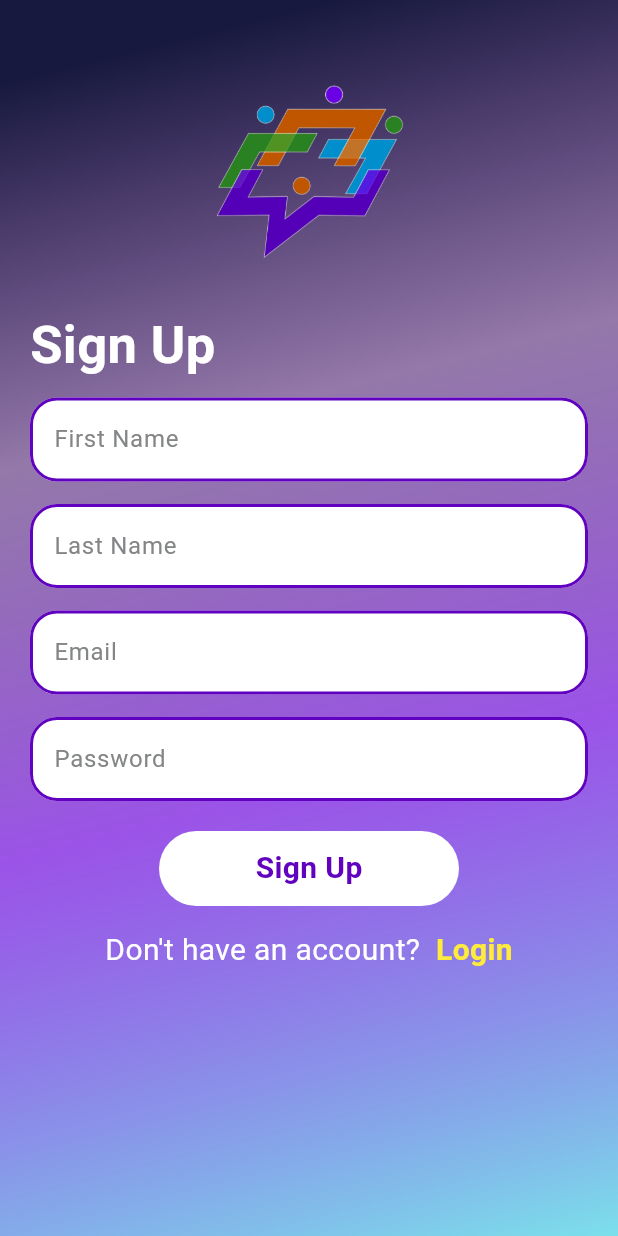
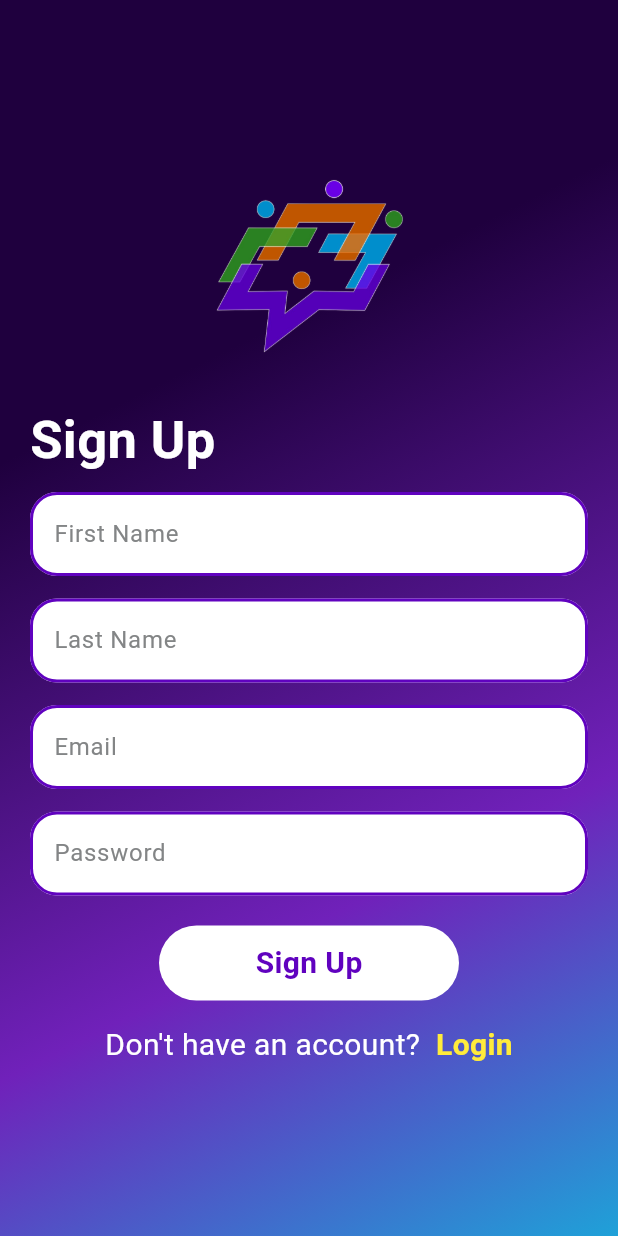
Before and after one commit to KareemArafat/chat_sdk, a Flutter app: the screen it shows after launch, after a tap on "Sign Up", on a phone screen of 412 x 824 dp. Run offline on Flutter 3.47's test engine with Material 3 defaults, Android fonts, the light colour scheme and no system bars; our stand-ins replace audioplayers, file_picker, flutter_bloc, image_picker, open_filex, permission_handler and 3 more; missing offline and left inert: flutter_sound; network calls fail.

Commit message:
auth_ui_refactor

```diff
--- a/lib/main.dart
+++ b/lib/main.dart
@@ -27,46 +27,10 @@ class ChatMe extends StatelessWidget {
           create: (context) => ShardCubit(),
         ),
       ],
-      child: MaterialApp(
+      child: const MaterialApp(
         debugShowCheckedModeBanner: false,
-        theme: ThemeData(scaffoldBackgroundColor: Colors.transparent),
-        builder: (context, child) {
-          return GradientScaffold(child: child!);
-        },
-        home: const Auth(),
+        home: Auth(),
       ),
     );
   }
 }
-
-class GradientScaffold extends StatelessWidget {
-  final Widget child;
-  const GradientScaffold({super.key, required this.child});
-
-  @override
-  Widget build(BuildContext context) {
-    return Scaffold(
-      body: Container(
-        decoration: const BoxDecoration(
-          gradient: LinearGradient(
-            colors: [
-              Color(0xFF17193E),
-              Color.fromARGB(136, 53, 3, 94),
-              Color.fromARGB(173, 107, 2, 220),
-              Color.fromARGB(235, 112, 221, 233),
-            ],
-            stops: [
-            0.005,
-            0.3,
-            0.6,
-            1.0,
-          ],
-            begin: Alignment.topCenter,
-            end: Alignment.bottomRight,
-          ),
-        ),
-        child: SafeArea(child: child),
-      ),
-    );
-  }
-}
--- a/lib/pages/login_page.dart
+++ b/lib/pages/login_page.dart
@@ -16,7 +16,20 @@ class LoginPage extends StatelessWidget {
     String? password;
 
     return Scaffold(
-      body: Padding(
+      body: Container(
+        decoration: const BoxDecoration(
+          gradient: LinearGradient(
+            colors: [
+              Color.fromARGB(255, 31, 0, 62),
+              Color.fromARGB(255, 112, 33, 186),
+              Color.fromARGB(255, 31, 161, 216),
+            ],
+            stops: [0.3, 0.7, 1],
+            begin: Alignment.topLeft,
+            end: Alignment.bottomRight,
+          ),
+        ),
+        child: Padding(
           padding: const EdgeInsets.symmetric(horizontal: 20),
           child: BlocConsumer<AuthCubit, AuthStates>(
             listener: (context, state) {
@@ -37,7 +50,7 @@ class LoginPage extends StatelessWidget {
               return Column(
                 mainAxisAlignment: MainAxisAlignment.start,
                 children: [
-                const Spacer(flex: 1),
+                  const Spacer(flex: 2),
                   Image.asset(
                     'assets/images/logo_image.png',
                     width: 130, // Set width
@@ -90,17 +103,21 @@ class LoginPage extends StatelessWidget {
                         },
                         child: const Text(
                           '  Sign Up',
-                        style: TextStyle(color: Colors.yellow, fontSize: 20,fontWeight: FontWeight.bold),
+                          style: TextStyle(
+                              color: Colors.yellow,
+                              fontSize: 20,
+                              fontWeight: FontWeight.bold),
                         ),
                       ),
                     ],
                   ),
-                const Spacer(flex: 2),
+                  const Spacer(flex: 3),
                 ],
               );
             },
           ),
         ),
+      ),
     );
   }
 }
--- a/lib/pages/sign_page.dart
+++ b/lib/pages/sign_page.dart
@@ -17,7 +17,20 @@ class SignPage extends StatelessWidget {
     String? password;
 
     return Scaffold(
-      body: Padding(
+      body: Container(
+        decoration: const BoxDecoration(
+          gradient: LinearGradient(
+            colors: [
+              Color.fromARGB(255, 31, 0, 62),
+              Color.fromARGB(255, 112, 33, 186),
+              Color.fromARGB(255, 31, 161, 216),
+            ],
+            stops: [0.3, 0.7, 1],
+            begin: Alignment.topLeft,
+            end: Alignment.bottomRight,
+          ),
+        ),
+        child: Padding(
           padding: const EdgeInsets.symmetric(horizontal: 20),
           child: BlocConsumer<AuthCubit, AuthStates>(
             listener: (context, state) {
@@ -36,10 +49,12 @@ class SignPage extends StatelessWidget {
                 return const Center(child: CircularProgressIndicator());
               }
               return SingleChildScrollView(
+                child: SizedBox(
+                  height: MediaQuery.of(context).size.height,
                   child: Column(
                     mainAxisAlignment: MainAxisAlignment.center,
                     children: [
-                  const SizedBox(height: 50),
+                      const Spacer(),
                       Image.asset(
                         'assets/images/logo_image.png',
                         width: 130, // Set width
@@ -105,16 +120,22 @@ class SignPage extends StatelessWidget {
                               },
                               child: const Text(
                                 '  Login',
-                            style: TextStyle(color: Colors.yellow, fontSize: 20,fontWeight: FontWeight.bold),
+                                style: TextStyle(
+                                    color: Colors.yellow,
+                                    fontSize: 20,
+                                    fontWeight: FontWeight.bold),
                               ))
                         ],
                       ),
+                      const Spacer(),
                     ],
+                  ),
                 ),
               );
             },
           ),
         ),
+      ),
     );
   }
 }
--- /dev/null
+++ b/lib/shardP/app_loading_screen.dart
@@ -0,0 +1,20 @@
+import 'package:chat_sdk/consts.dart';
+import 'package:flutter/material.dart';
+
+class AppLoadingScreen extends StatelessWidget {
+  const AppLoadingScreen({super.key});
+
+  @override
+  Widget build(BuildContext context) {
+    return Scaffold(
+      backgroundColor: baseGroundColor,
+      body: Center(
+        child: Image.asset(
+          'assets/images/logo_image.png',
+          width: 130, // Set width
+          height: 130, // Set height
+        ),
+      ),
+    );
+  }
+}
--- a/lib/shardP/auth.dart
+++ b/lib/shardP/auth.dart
@@ -2,6 +2,7 @@ import 'package:chat_sdk/cubits/shard_cubit/shard_cubit.dart';
 import 'package:chat_sdk/cubits/shard_cubit/shard_state.dart';
 import 'package:chat_sdk/pages/home_page.dart';
 import 'package:chat_sdk/pages/login_page.dart';
+import 'package:chat_sdk/shardP/app_loading_screen.dart';
 import 'package:flutter/material.dart';
 import 'package:flutter_bloc/flutter_bloc.dart';
 
@@ -28,7 +29,7 @@ class _AuthState extends State<Auth> {
         } else if (state is CheckSuccess) {
           return const HomePage();
         } else {
-          return const Center(child: CircularProgressIndicator());
+          return const AppLoadingScreen();
         }
       },
     );
--- a/pubspec.yaml
+++ b/pubspec.yaml
@@ -22,11 +22,9 @@ dependencies:
   file_picker: ^9.0.2
   flutter_sound: ^9.23.1
   permission_handler: ^11.4.0
+  open_filex: ^4.7.0
 
   cupertino_icons: ^1.0.8
-  open_filex: ^4.7.0
-
-
 
 dev_dependencies:
   flutter_test:
```
Also changed, not shown: assets/images/IMG-20250301-WA0003.jpg (deleted), 76 other files. Lines whose indentation alone changed are shown as unchanged.
